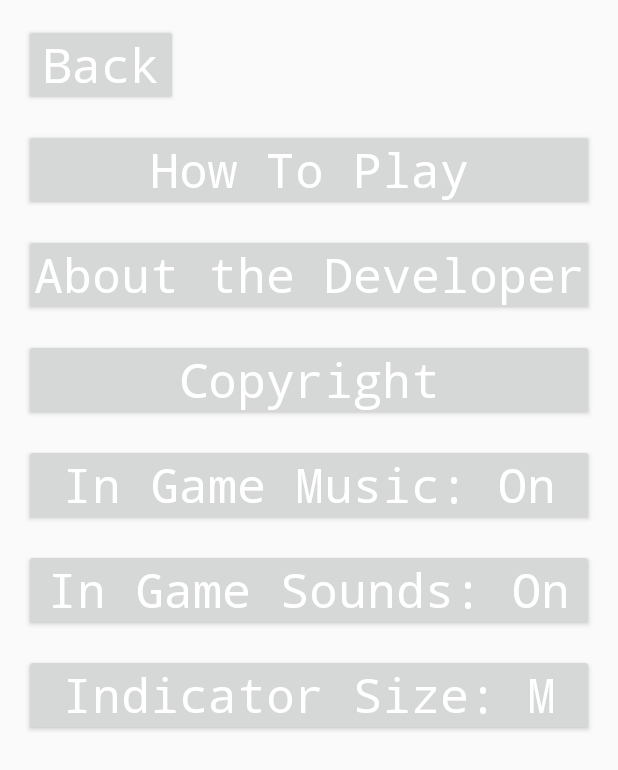
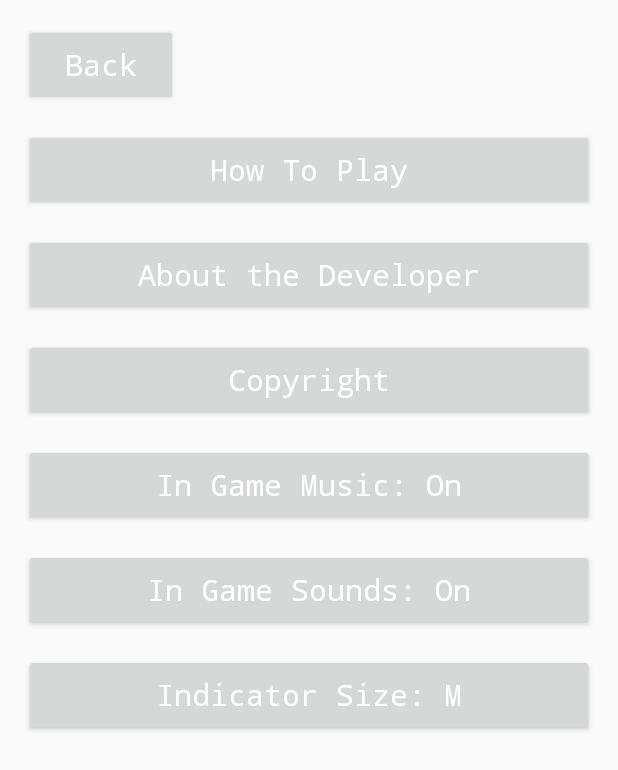
Before and after one commit to datrueonejay/Sequence, an Android app: the Settings screen opened directly, with no data from a screen before it, on a phone screen of 412 x 824 dp. Shown: the top 770 px of the screen. Run offline under Robolectric (Android 15) with nearby library versions, the phone set to English and light mode, and no system bars.

Commit message:
V 2.8.1 Text Resized

```diff
--- a/app/src/main/java/com/datrueonejay/canyouescape/MainMenu.java
+++ b/app/src/main/java/com/datrueonejay/canyouescape/MainMenu.java
@@ -135,6 +135,7 @@ public class MainMenu extends AppCompatActivity {
 
         TextView mainText = (TextView) two.findViewById(R.id.main_text);
         mainText.getLayoutParams().height = screenHeight/15;
+        mainText.setPadding(0, screenHeight/60, 0, screenHeight/60);
         mainText.setText(getResources().getString(R.string.main));
 
         Button timeAttack = (Button) one.findViewById(R.id.time);
@@ -142,6 +143,7 @@ public class MainMenu extends AppCompatActivity {
 
         TextView timeAttackText = (TextView) two.findViewById(R.id.time_text);
         timeAttackText.getLayoutParams().height = screenHeight/15;
+        timeAttackText.setPadding(0, screenHeight/60, 0, screenHeight/60);
         timeAttackText.setText(getResources().getString(R.string.time));
 
         Button levels = (Button) one.findViewById(R.id.levels);
@@ -149,6 +151,7 @@ public class MainMenu extends AppCompatActivity {
 
         TextView levelsText = (TextView) two.findViewById(R.id.levels_text);
         levelsText.getLayoutParams().height = screenHeight/15;
+        levelsText.setPadding(0, screenHeight/60, 0, screenHeight/60);
         levelsText.setText(getString(R.string.levels));
 
         Button settings = (Button) one.findViewById(R.id.settings);
@@ -156,6 +159,7 @@ public class MainMenu extends AppCompatActivity {
 
         TextView settingsText = (TextView) two.findViewById(R.id.settings_text);
         settingsText.getLayoutParams().height = screenHeight/15;
+        settingsText.setPadding(0, screenHeight/60, 0, screenHeight/60);
         settingsText.setText(getResources().getString(R.string.settings));
 
         Button highscores = (Button) one.findViewById(R.id.highscores);
@@ -163,6 +167,7 @@ public class MainMenu extends AppCompatActivity {
 
         TextView highscoresText = (TextView) two.findViewById(R.id.highscores_text);
         highscoresText.getLayoutParams().height = screenHeight/15;
+        highscoresText.setPadding(0, screenHeight/60, 0, screenHeight/60);
         highscoresText.setText(getResources().getString(R.string.highscores));
 
         Button unlockables = (Button) one.findViewById(R.id.unlockables);
@@ -170,6 +175,7 @@ public class MainMenu extends AppCompatActivity {
 
         TextView unlockablesText = (TextView) two.findViewById(R.id.unlockables_text);
         unlockablesText.getLayoutParams().height = screenHeight/15;
+        unlockablesText.setPadding(0, screenHeight/60, 0, screenHeight/60);
         unlockablesText.setText(getResources().getString(R.string.unlockables));
 
         // button to start non timed game mode with colour change
--- a/app/src/main/java/com/datrueonejay/canyouescape/Settings.java
+++ b/app/src/main/java/com/datrueonejay/canyouescape/Settings.java
@@ -33,6 +33,7 @@ public class Settings extends AppCompatActivity {
         TextView backText = (TextView) findViewById(R.id.back_text);
         backText.getLayoutParams().height = MainMenu.screenHeight/15;
         backText.getLayoutParams().width = MainMenu.screenWidth/4;
+        backText.setPadding(0, MainMenu.screenHeight/60, 0, MainMenu.screenHeight/60);
         backText.setText(R.string.back);
 
         // go back to the game
@@ -52,6 +53,7 @@ public class Settings extends AppCompatActivity {
 
         TextView helpText = (TextView) findViewById(R.id.help_text);
         helpText.setText(R.string.help);
+        helpText.setPadding(0, MainMenu.screenHeight/60, 0, MainMenu.screenHeight/60);
         helpText.getLayoutParams().height = MainMenu.screenHeight/15;
 
         // opens instructions
@@ -87,6 +89,7 @@ public class Settings extends AppCompatActivity {
         me.getLayoutParams().height = MainMenu.screenHeight/15;
 
         TextView meText = (TextView) findViewById(R.id.me_text);
+        meText.setPadding(0, MainMenu.screenHeight/60, 0, MainMenu.screenHeight/60);
         meText.setText(R.string.me);
         meText.getLayoutParams().height = MainMenu.screenHeight/15;
 
@@ -136,6 +139,7 @@ public class Settings extends AppCompatActivity {
         ownership.getLayoutParams().height = MainMenu.screenHeight/15;
 
         TextView ownershipText = (TextView) findViewById(R.id.ownership_text);
+        ownershipText.setPadding(0, MainMenu.screenHeight/60, 0, MainMenu.screenHeight/60);
         ownershipText.setText(R.string.copyright);
         ownershipText.getLayoutParams().height = MainMenu.screenHeight/15;
 
@@ -168,6 +172,7 @@ public class Settings extends AppCompatActivity {
         musicToggle.getLayoutParams().height = MainMenu.screenHeight/15;
 
         final TextView musicToggleText = (TextView) findViewById(R.id.music_text);
+        musicToggleText.setPadding(0, MainMenu.screenHeight/60, 0, MainMenu.screenHeight/60);
         musicToggleText.getLayoutParams().height = MainMenu.screenHeight/15;
 
         // set the music text upon entering the settings menu
@@ -206,6 +211,7 @@ public class Settings extends AppCompatActivity {
         soundsToggle.getLayoutParams().height = MainMenu.screenHeight/15;
 
         final TextView soundsToggleText = (TextView) findViewById(R.id.sounds_text);
+        soundsToggleText.setPadding(0, MainMenu.screenHeight/60, 0, MainMenu.screenHeight/60);
         soundsToggleText.getLayoutParams().height = MainMenu.screenHeight/15;
 
         // set the sounds text
@@ -243,6 +249,7 @@ public class Settings extends AppCompatActivity {
         sizeToggle.getLayoutParams().height = MainMenu.screenHeight/15;
 
         final TextView sizeToggleText = (TextView) findViewById(R.id.size_text);
+        sizeToggleText.setPadding(0, MainMenu.screenHeight/60, 0, MainMenu.screenHeight/60);
         sizeToggleText.getLayoutParams().height = MainMenu.screenHeight/15;
 
         // checks what the size is
--- a/app/src/main/res/layout/activity_main_menu.xml
+++ b/app/src/main/res/layout/activity_main_menu.xml
@@ -103,7 +103,6 @@
             android:id="@+id/main_text"
             android:layout_below="@+id/title_two"
             android:textSize="45sp"
-            android:padding="5dp"
             android:layout_marginBottom="15dp"
             android:textAlignment="center"
             android:textColor="@color/white"/>
@@ -114,7 +113,6 @@
             android:id="@+id/time_text"
             android:layout_below="@+id/main_text"
             android:textSize="45sp"
-            android:padding="5dp"
             android:layout_marginBottom="15dp"
             android:textAlignment="center"
             android:textColor="@color/white"/>
@@ -136,7 +134,6 @@
             android:id="@+id/settings_text"
             android:layout_below="@+id/levels_text"
             android:textSize="45sp"
-            android:padding="5dp"
             android:layout_marginBottom="15dp"
             android:textAlignment="center"
             android:textColor="@color/white"/>
@@ -147,7 +144,6 @@
             android:id="@+id/highscores_text"
             android:layout_below="@+id/settings_text"
             android:textSize="45sp"
-            android:padding="5dp"
             android:layout_marginBottom="15dp"
             android:textAlignment="center"
             android:textColor="@color/white"/>
@@ -158,7 +154,6 @@
             android:id="@+id/unlockables_text"
             android:layout_below="@+id/highscores_text"
             android:textSize="45sp"
-            android:padding="5dp"
             android:layout_marginBottom="15dp"
             android:textAlignment="center"
             android:textColor="@color/white"/>
--- a/app/src/main/res/layout/activity_settings.xml
+++ b/app/src/main/res/layout/activity_settings.xml
@@ -93,7 +93,6 @@
             android:layout_marginBottom="15dp"/>
 
         <com.datrueonejay.canyouescape.MyCustomTextView
-            android:padding="5dp"
             android:layout_width="match_parent"
             android:layout_height="wrap_content"
             android:id="@+id/help_text"
@@ -111,8 +110,7 @@
             android:textSize="40sp"
             android:textColor="@color/white"
             android:textAlignment="center"
-            android:layout_marginBottom="15dp"
-            android:padding="5dp" />
+            android:layout_marginBottom="15dp" />
 
         <com.datrueonejay.canyouescape.MyCustomTextView
             android:layout_width="match_parent"
@@ -122,11 +120,9 @@
             android:textSize="40sp"
             android:textColor="@color/white"
             android:textAlignment="center"
-            android:layout_marginBottom="15dp"
-            android:padding="5dp" />
+            android:layout_marginBottom="15dp"/>
 
         <com.datrueonejay.canyouescape.MyCustomTextView
-            android:padding="5dp"
             android:textSize="40sp"
             android:layout_width="match_parent"
             android:layout_height="wrap_content"
@@ -141,7 +137,6 @@
             android:layout_height="wrap_content"
             android:id="@+id/sounds_text"
             android:layout_below="@+id/music_text"
-            android:padding="5dp"
             android:textSize="40sp"
             android:textColor="@color/white"
             android:textAlignment="center"
@@ -152,7 +147,6 @@
             android:layout_height="wrap_content"
             android:id="@+id/size_text"
             android:layout_below="@+id/sounds_text"
-            android:padding="5dp"
             android:textSize="40sp"
             android:textColor="@color/white"
             android:textAlignment="center"
```
